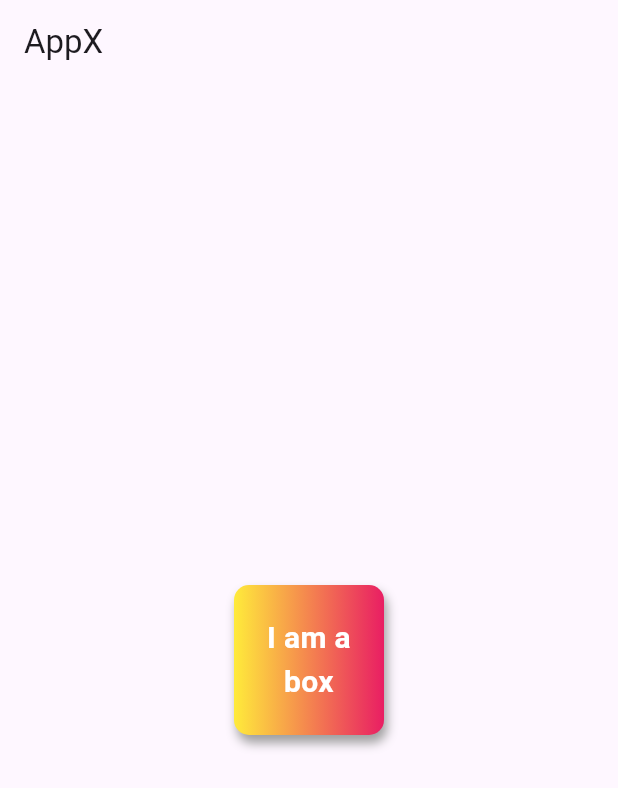
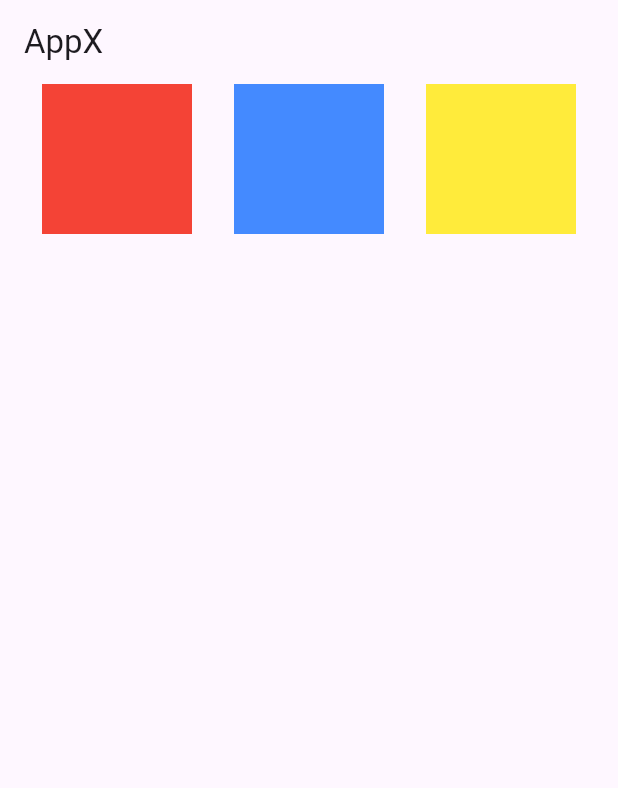
Before and after one commit to Rafsanchowdhury/Rafsan-App, a Flutter app: the screen it shows after launch, on a phone screen of 412 x 824 dp. Shown: the top 788 px of the screen. Run offline on Flutter 3.47's test engine with Material 3 defaults, Android fonts, the phone set to English and light mode, and no system bars.

Commit message:
task2 completed

```diff
--- a/lib/main.dart
+++ b/lib/main.dart
@@ -14,33 +14,29 @@ class HomePage extends StatelessWidget {
         appBar: AppBar(
           title: Text("AppX"),
         ),
-      body: Center(
-        child: Container(
+        body: Row(
+          mainAxisAlignment: MainAxisAlignment.spaceEvenly,
+          crossAxisAlignment: CrossAxisAlignment.center,
+          children: <Widget>[
+            Container(
               padding: const EdgeInsets.all(8),
-          alignment: Alignment.center,
               height: 100,
               width: 100,
-          decoration: BoxDecoration(
-              borderRadius: BorderRadius.circular(10),
-              boxShadow: [
-                BoxShadow(
-                    color: Colors.grey, blurRadius: 5, offset: Offset(2.0, 5.0))
+              color: Colors.red,
+            ),
+            Container(
+              padding: const EdgeInsets.all(8),
+              height: 100,
+              width: 100,
+              color: Colors.blueAccent,
+            ),
+            Container(
+              padding: const EdgeInsets.all(8),
+              height: 100,
+              width: 100,
+              color: Colors.yellow,
+            ),
           ],
-              color: Colors.teal,
-              gradient: LinearGradient(
-                colors: [Colors.yellow, Colors.pink],
-              )),
-          child: Text(
-            "I am a box",
-            textAlign: TextAlign.center,
-            style: TextStyle(
-              color: Colors.white,
-              fontWeight: FontWeight.bold,
-              fontSize: 20,
-            ),
-          ),
-        ),
-      ),
-    );
+        ));
   }
 }
```
Lines whose indentation alone changed are shown as unchanged.
